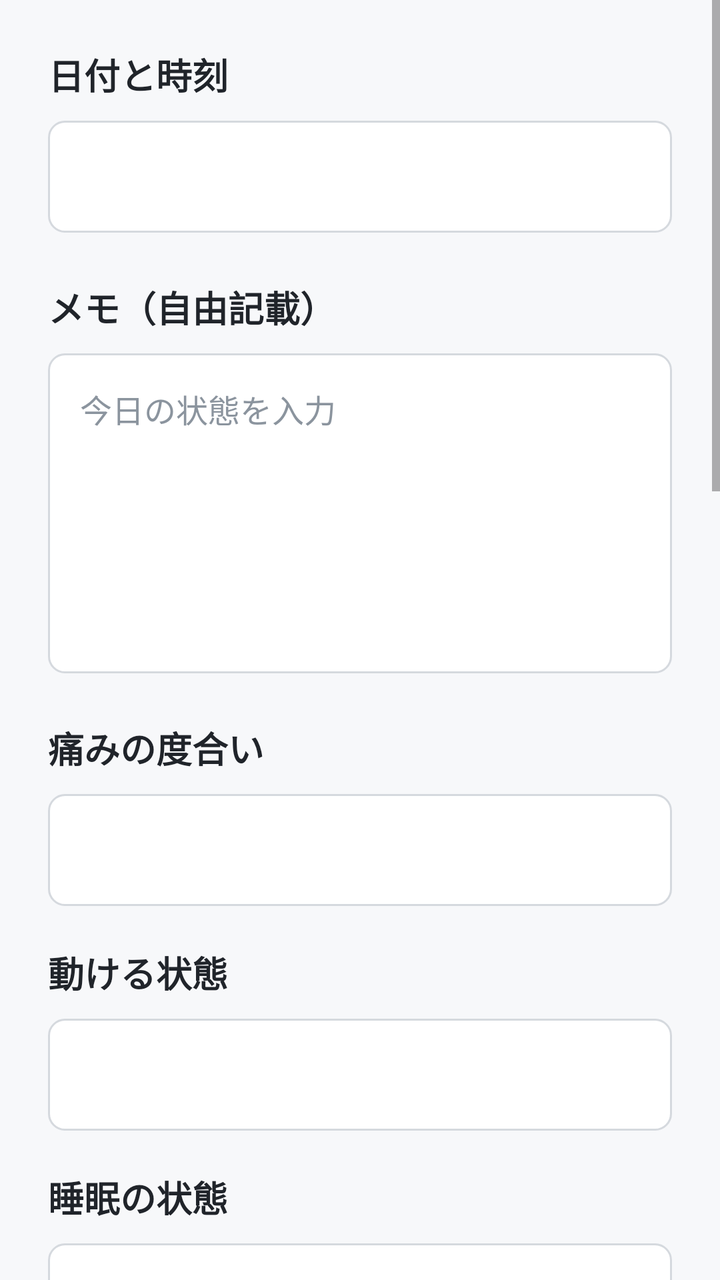
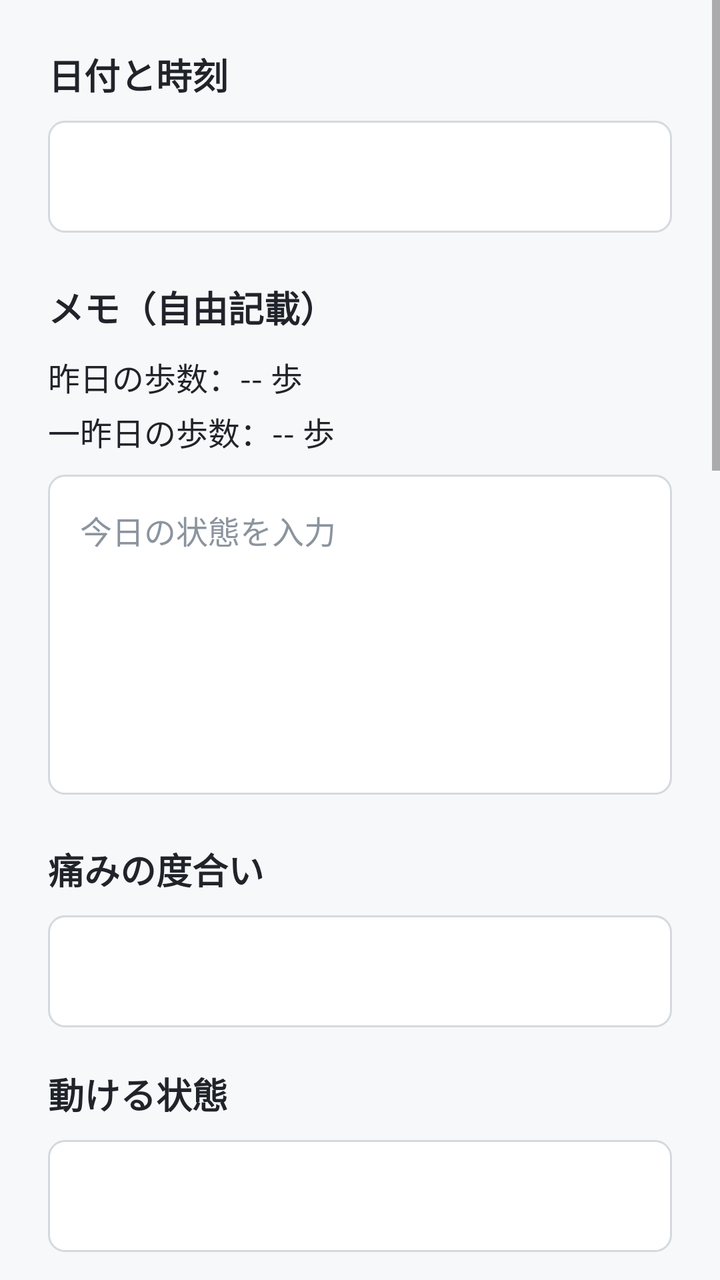

Before-and-after screenshots of an Android layout around one commit, followed by the original layout XML and the change that was made.
<!-- AndroidManifest.xml: application theme Theme.PainRecord001 -->
<!-- res/layout/activity_record_input.xml -->
<?xml version="1.0" encoding="utf-8"?>
<ScrollView xmlns:android="http://schemas.android.com/apk/res/android"
    android:layout_width="match_parent"
    android:layout_height="match_parent"
    android:background="@color/screen_background"
    android:clipToPadding="false"
    android:fillViewport="true"
    android:paddingBottom="120dp">

    <LinearLayout
        android:layout_width="match_parent"
        android:layout_height="wrap_content"
        android:orientation="vertical"
        android:padding="24dp">

        <TextView
            android:layout_width="match_parent"
            android:layout_height="wrap_content"
            android:text="@string/date_time_label"
            android:textColor="@color/text_primary"
            android:textSize="18sp"
            android:textStyle="bold" />

        <TextView
            android:id="@+id/dateTimeText"
            android:layout_width="match_parent"
            android:layout_height="56dp"
            android:layout_marginTop="10dp"
            android:background="@drawable/edit_text_background"
            android:gravity="center_vertical"
            android:padding="16dp"
            android:textColor="@color/text_primary"
            android:textSize="16sp" />

        <TextView
            android:layout_width="match_parent"
            android:layout_height="wrap_content"
            android:layout_marginTop="24dp"
            android:text="@string/memo_free_label"
            android:textColor="@color/text_primary"
            android:textSize="18sp"
            android:textStyle="bold" />

        <EditText
            android:id="@+id/dateScreenMemoEditText"
            android:layout_width="match_parent"
            android:layout_height="160dp"
            android:layout_marginTop="10dp"
            android:background="@drawable/edit_text_background"
            android:gravity="top|start"
            android:hint="@string/memo_hint"
            android:inputType="textMultiLine|textCapSentences"
            android:padding="16dp"
            android:textColor="@color/text_primary"
            android:textColorHint="@color/text_hint"
            android:textSize="16sp" />

        <TextView
            android:layout_width="match_parent"
            android:layout_height="wrap_content"
            android:layout_marginTop="24dp"
            android:text="@string/pain_level_label"
            android:textColor="@color/text_primary"
            android:textSize="18sp"
            android:textStyle="bold" />

        <Spinner
            android:id="@+id/painLevelSpinner"
            android:layout_width="match_parent"
            android:layout_height="56dp"
            android:layout_marginTop="10dp"
            android:background="@drawable/edit_text_background"
            android:paddingHorizontal="12dp" />

        <TextView
            android:layout_width="match_parent"
            android:layout_height="wrap_content"
            android:layout_marginTop="20dp"
            android:text="@string/movement_label"
            android:textColor="@color/text_primary"
            android:textSize="18sp"
            android:textStyle="bold" />

        <Spinner
            android:id="@+id/movementSpinner"
            android:layout_width="match_parent"
            android:layout_height="56dp"
            android:layout_marginTop="10dp"
            android:background="@drawable/edit_text_background"
            android:paddingHorizontal="12dp" />

        <TextView
            android:layout_width="match_parent"
            android:layout_height="wrap_content"
            android:layout_marginTop="20dp"
            android:text="@string/sleep_label"
            android:textColor="@color/text_primary"
            android:textSize="18sp"
            android:textStyle="bold" />

        <Spinner
            android:id="@+id/sleepSpinner"
            android:layout_width="match_parent"
            android:layout_height="56dp"
            android:layout_marginTop="10dp"
            android:background="@drawable/edit_text_background"
            android:paddingHorizontal="12dp" />

        <TextView
            android:layout_width="match_parent"
            android:layout_height="wrap_content"
            android:layout_marginTop="20dp"
            android:text="@string/brain_fog_label"
            android:textColor="@color/text_primary"
            android:textSize="18sp"
            android:textStyle="bold" />

        <Spinner
            android:id="@+id/brainFogSpinner"
            android:layout_width="match_parent"
            android:layout_height="56dp"
            android:layout_marginTop="10dp"
            android:background="@drawable/edit_text_background"
            android:paddingHorizontal="12dp" />

        <TextView
            android:layout_width="match_parent"
            android:layout_height="wrap_content"
            android:layout_marginTop="20dp"
            android:text="@string/pain_time_label"
            android:textColor="@color/text_primary"
            android:textSize="18sp"
            android:textStyle="bold" />

        <LinearLayout
            android:layout_width="match_parent"
            android:layout_height="wrap_content"
            android:layout_marginTop="10dp"
            android:background="@drawable/edit_text_background"
            android:orientation="vertical"
            android:padding="12dp">

            <CheckBox
                android:id="@+id/morningCheckBox"
                android:layout_width="match_parent"
                android:layout_height="48dp"
                android:text="@string/pain_time_morning"
                android:textColor="@color/text_primary"
                android:textSize="16sp" />

            <CheckBox
                android:id="@+id/eveningCheckBox"
                android:layout_width="match_parent"
                android:layout_height="48dp"
                android:text="@string/pain_time_evening"
                android:textColor="@color/text_primary"
                android:textSize="16sp" />

            <CheckBox
                android:id="@+id/nightCheckBox"
                android:layout_width="match_parent"
                android:layout_height="48dp"
                android:text="@string/pain_time_night"
                android:textColor="@color/text_primary"
                android:textSize="16sp" />

            <CheckBox
                android:id="@+id/allDayCheckBox"
                android:layout_width="match_parent"
                android:layout_height="48dp"
                android:text="@string/pain_time_all_day"
                android:textColor="@color/text_primary"
                android:textSize="16sp" />
        </LinearLayout>

        <Button
            android:id="@+id/nextButton"
            android:layout_width="match_parent"
            android:layout_height="56dp"
            android:layout_marginTop="24dp"
            android:backgroundTint="@color/accent"
            android:text="@string/next"
            android:textAllCaps="false"
            android:textColor="@color/white"
            android:textSize="16sp"
            android:textStyle="bold" />

        <Button
            android:id="@+id/returnToTopButton"
            android:layout_width="match_parent"
            android:layout_height="56dp"
            android:layout_marginTop="12dp"
            android:backgroundTint="@color/mandala_button"
            android:text="@string/return_to_top"
            android:textAllCaps="false"
            android:textColor="@color/white"
            android:textSize="16sp"
            android:textStyle="bold" />

        <Space
            android:layout_width="match_parent"
            android:layout_height="120dp" />
    </LinearLayout>
</ScrollView>
<!-- resources referenced by this layout -->
<resources>
  <color name="accent">#FF108E71</color>
  <color name="mandala_button">#FF1F4C8E</color>
  <color name="screen_background">#FFF7F8FA</color>
  <color name="text_hint">#FF8B949E</color>
  <color name="text_primary">#FF20242A</color>
  <color name="white">#FFFFFFFF</color>
  <!-- drawable edit_text_background (drawable) -->
  <?xml version="1.0" encoding="utf-8"?>
  <shape xmlns:android="http://schemas.android.com/apk/res/android">
      <solid android:color="@color/white" />
      <stroke
          android:width="1dp"
          android:color="@color/input_border" />
      <corners android:radius="8dp" />
  </shape>
  <string name="brain_fog_label">頭の働き（ブレインフォグ）</string>
  <string name="date_time_label">日付と時刻</string>
  <string name="memo_free_label">メモ（自由記載）</string>
  <string name="memo_hint">今日の状態を入力</string>
  <string name="movement_label">動ける状態</string>
  <string name="next">次へ</string>
  <string name="pain_level_label">痛みの度合い</string>
  <string name="pain_time_all_day">4. 1日中</string>
  <string name="pain_time_evening">2. 夕方</string>
  <string name="pain_time_label">痛い時間帯</string>
  <string name="pain_time_morning">1. 午前中</string>
  <string name="pain_time_night">3. 夜間</string>
  <string name="return_to_top">最初に戻る</string>
  <string name="sleep_label">睡眠の状態</string>
  <style name="Theme.PainRecord001" parent="Theme.MaterialComponents.DayNight.NoActionBar">
          
          <item name="colorPrimary">@color/accent</item>
          <item name="colorPrimaryVariant">@color/mandala_button</item>
          <item name="colorOnPrimary">@color/white</item>
          
          <item name="colorSecondary">@color/teal_200</item>
          <item name="colorSecondaryVariant">@color/teal_700</item>
          <item name="colorOnSecondary">@color/black</item>
          
          <item name="android:statusBarColor">?attr/colorPrimaryVariant</item>
          
      </style>
  <color name="input_border">#FFD5D9DE</color>
  <color name="teal_200">#FF03DAC5</color>
  <color name="teal_700">#FF018786</color>
  <color name="black">#FF000000</color>
</resources>

<!-- the commit's change to res/layout/activity_record_input.xml (unified diff, before → after) -->
@@ -40,7 +40,23 @@
             android:textColor="@color/text_primary"
             android:textSize="18sp"
             android:textStyle="bold" />
-
+        <TextView
+            android:id="@+id/yesterdayStepsText"
+            android:layout_width="match_parent"
+            android:layout_height="wrap_content"
+            android:layout_marginTop="10dp"
+            android:text="昨日の歩数：-- 歩"
+            android:textColor="@color/text_primary"
+            android:textSize="16sp" />
+
+        <TextView
+            android:id="@+id/dayBeforeYesterdayStepsText"
+            android:layout_width="match_parent"
+            android:layout_height="wrap_content"
+            android:layout_marginTop="4dp"
+            android:text="一昨日の歩数：-- 歩"
+            android:textColor="@color/text_primary"
+            android:textSize="16sp" />
         <EditText
             android:id="@+id/dateScreenMemoEditText"
             android:layout_width="match_parent"
